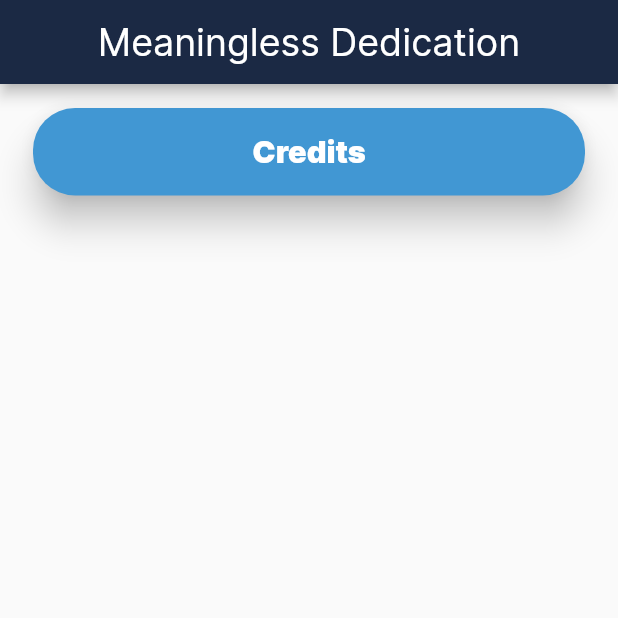
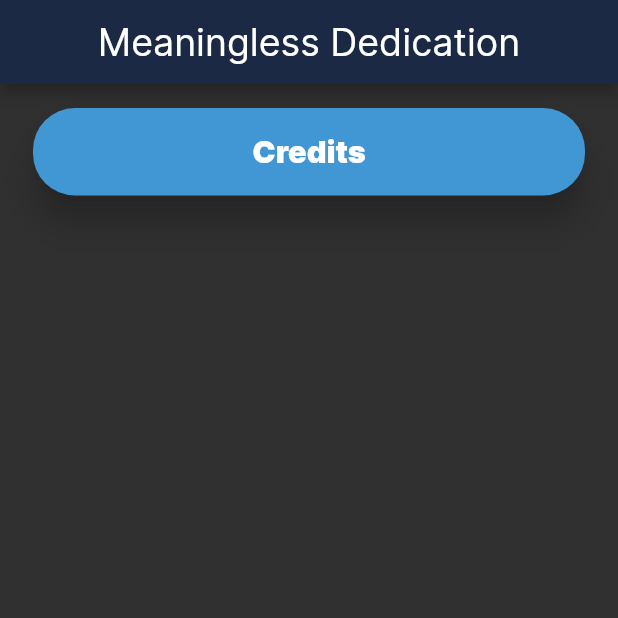
Before and after one commit to CodingSmiles/nasa-app, a Flutter app: the screen it shows after launch, on a phone screen of 412 x 824 dp, the top half of it. Run offline on Flutter 3.47's test engine with Material 2 defaults, Android fonts, the phone set to English and light mode, and no system bars.

Commit message:
minor changes and dark mode stuff

```diff
--- a/lib/home.dart
+++ b/lib/home.dart
@@ -12,6 +12,10 @@ class Home extends StatefulWidget {
 class _HomeState extends State<Home> {
   @override
   Widget build(BuildContext context) {
+    final Size size = MediaQuery.of(context).size; // get screen size
+    final double width = size.width; // get screen width
+    final double height = size.height; // get screen height
+    final double hpw2 = (height + width) / 200;
     return Scaffold(
       appBar: AppBar(
         title: const Text("Meaningless Dedication"),
--- a/lib/main.dart
+++ b/lib/main.dart
@@ -1,5 +1,6 @@
+import "dart:ui";
+import "package:flutter/foundation.dart";
 import "package:flutter/material.dart";
-import "package:nasa_app/home.dart";
 import "package:nasa_app/splash.dart";
 
 void main() {
@@ -16,17 +17,41 @@ class Main extends StatefulWidget {
 class _MainState extends State<Main> {
   @override
   Widget build(BuildContext context) {
+    double appBarFSize;
+    double appBarHeight;
+    if (kIsWeb) {
+      appBarFSize = 45;
+    } else {
+      appBarFSize = 25;
+    }
     return MaterialApp(
+      scrollBehavior: const MaterialScrollBehavior().copyWith(
+        dragDevices: {
+          PointerDeviceKind.mouse,
+          PointerDeviceKind.touch,
+          PointerDeviceKind.stylus,
+          PointerDeviceKind.unknown
+        },
+      ),
+      debugShowCheckedModeBanner: false,
       home: const Splash(),
       title: "Meaningless Dedication",
       theme: ThemeData(
-        appBarTheme: const AppBarTheme(
-          backgroundColor: Color.fromRGBO(27, 41, 68, 1),
+        scrollbarTheme: const ScrollbarThemeData(
+          thickness: MaterialStatePropertyAll(4),
+          interactive: true,
+        ),
+        colorScheme: const ColorScheme.dark(secondary: Colors.grey),
+        appBarTheme: AppBarTheme(
+          backgroundColor: const Color.fromRGBO(27, 41, 68, 1),
           centerTitle: true,
-          titleTextStyle: TextStyle(fontFamily: "Inter", fontSize: 25),
+          titleTextStyle: TextStyle(
+            fontFamily: "Inter",
+            fontSize: appBarFSize,
+            color: Colors.white,
+          ),
         ),
       ),
-      debugShowCheckedModeBanner: false,
     );
   }
 }
--- a/lib/widgets/profile_card.dart
+++ b/lib/widgets/profile_card.dart
@@ -60,7 +60,7 @@ class ProfileCard extends StatelessWidget {
                 textAlign: TextAlign.center,
                 style: TextStyle(
                   fontFamily: 'Inter',
-                  fontSize: hpw2 * 2.5,
+                  fontSize: hpw2 * 2.8,
                 ),
               ),
             ],
```
Also changed, not shown: lib/credits.dart (+8 -5 lines), lib/splash.dart (+14 -6 lines), lib/web_pages/home_web.dart (added, +30 -0 lines), images/mehul.jpeg.
